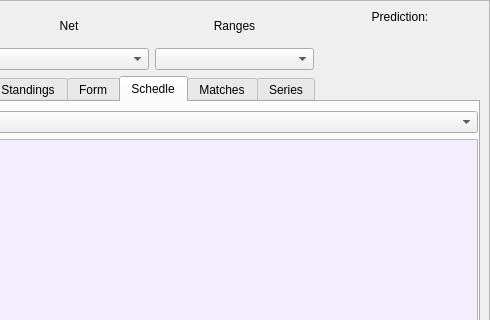
Qt form data/ui/statistics.ui (jacek-markowski/BetBoy) before a commit; both pictures show x 177 to 667 and y 0 to 320 of the 667 by 516 pixel window.
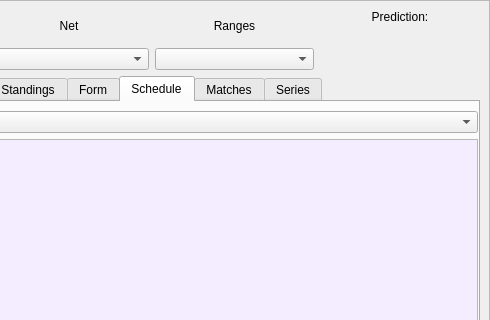
The same form after that commit.

What changed in the file:
```diff
--- a/data/ui/statistics.ui
+++ b/data/ui/statistics.ui
@@ -504,7 +504,7 @@
            </widget>
            <widget class="QWidget" name="tab_main_scheudle">
             <attribute name="title">
-             <string>Schedle</string>
+             <string>Schedule</string>
             </attribute>
             <layout class="QVBoxLayout" name="verticalLayout_5">
              <property name="spacing">
```
